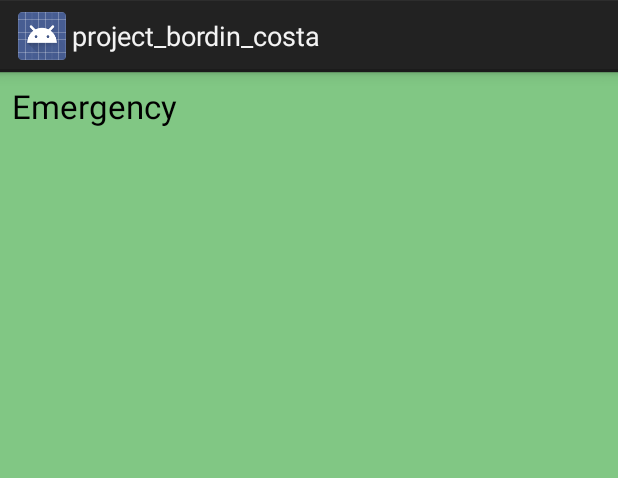
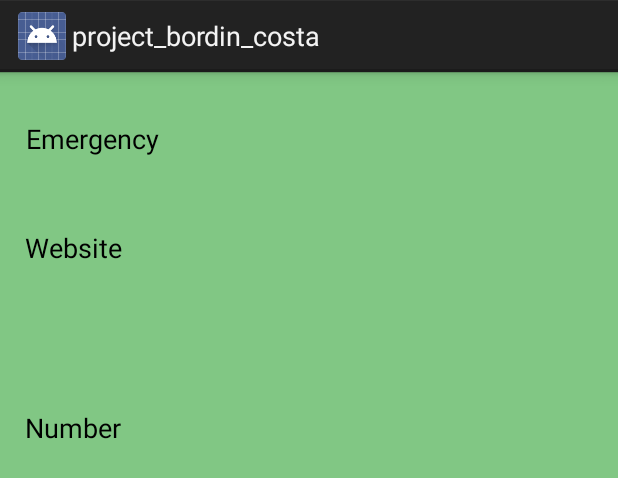
Before and after one commit to AndrewBordin/1-Way-Travel, an Android app: the layout activity_emergency.xml on its own in the app's theme, with its tools: preview values and no code run, on a phone screen of 412 x 824 dp. Shown: the top 478 px of the screen. Run offline under Robolectric (Android 15) with nearby library versions, the phone set to English and light mode, and no system bars.

Commit message:
Worked on Emergency Activity. Able to now grab information from the json file and display it on the screen. Still must optmize design.
Every button now for every city grabs the proper information.

```diff
--- a/app/src/main/res/layout/activity_emergency.xml
+++ b/app/src/main/res/layout/activity_emergency.xml
@@ -8,13 +8,47 @@
     tools:context="com.example.andrew.project_bordin_costa.EmergencyActivity">
 
     <TextView
-        android:id="@+id/textView6"
+        android:id="@+id/txt_description"
         android:layout_width="wrap_content"
         android:layout_height="wrap_content"
+        android:layout_marginEnd="8dp"
+        android:layout_marginStart="8dp"
+        android:layout_marginTop="32dp"
+        android:textAppearance="@android:style/TextAppearance.Holo.Medium"
+        app:layout_constraintEnd_toEndOf="parent"
+        app:layout_constraintHorizontal_bias="0.031"
+        app:layout_constraintStart_toStartOf="parent"
+        app:layout_constraintTop_toTopOf="parent"
+        tools:text="Emergency" />
+
+    <TextView
+        android:id="@+id/txt_website"
+        android:layout_width="wrap_content"
+        android:layout_height="wrap_content"
+        android:layout_marginEnd="8dp"
+        android:layout_marginStart="8dp"
+        android:layout_marginTop="48dp"
+        android:textAppearance="@android:style/TextAppearance.Holo.Medium"
+        app:layout_constraintEnd_toEndOf="parent"
+        app:layout_constraintHorizontal_bias="0.027"
+        app:layout_constraintStart_toStartOf="parent"
+        app:layout_constraintTop_toBottomOf="@+id/txt_description"
+        tools:text="Website" />
+
+    <TextView
+        android:id="@+id/txt_number"
+        android:layout_width="wrap_content"
+        android:layout_height="wrap_content"
+        android:layout_marginBottom="8dp"
+        android:layout_marginEnd="8dp"
         android:layout_marginStart="8dp"
         android:layout_marginTop="8dp"
-        android:text="Emergency"
-        android:textAppearance="@android:style/TextAppearance.Holo.Large"
+        android:textAppearance="@android:style/TextAppearance.Holo.Medium"
+        app:layout_constraintBottom_toBottomOf="parent"
+        app:layout_constraintEnd_toEndOf="parent"
+        app:layout_constraintHorizontal_bias="0.027"
         app:layout_constraintStart_toStartOf="parent"
-        app:layout_constraintTop_toTopOf="parent" />
+        app:layout_constraintTop_toBottomOf="@+id/txt_website"
+        app:layout_constraintVertical_bias="0.144"
+        tools:text="Number" />
 </android.support.constraint.ConstraintLayout>
```
Also changed, not shown: app/src/main/java/com/example/andrew/project_bordin_costa/EmergencyActivity.java (+93 -0 lines).
